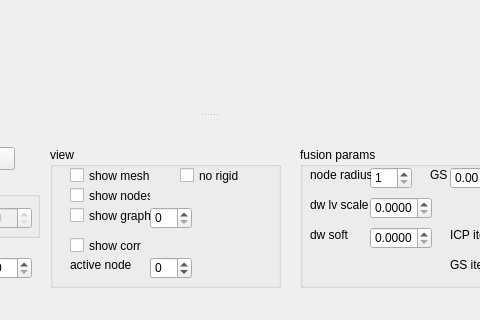
Old version of the form dynamicfusionui.ui in the repository dolphin-li/DynamicFusion; both pictures show x 430 to 910 and y 549 to 869 of the 1278 by 869 pixel window.
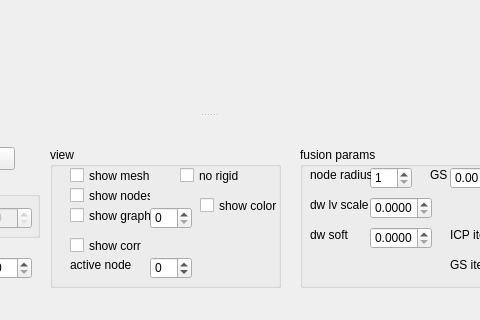
New version of the form. Custom widgets are drawn as their Qt base class.

Commit message:
color fusion added. slower again.
both a macro and a parameter is used to control the color fusion.

```diff
--- a/dynamicfusionui.ui
+++ b/dynamicfusionui.ui
@@ -391,6 +391,19 @@
        <string>no rigid</string>
       </property>
      </widget>
+     <widget class="QCheckBox" name="cbShowColor">
+      <property name="geometry">
+       <rect>
+        <x>150</x>
+        <y>50</y>
+        <width>81</width>
+        <height>17</height>
+       </rect>
+      </property>
+      <property name="text">
+       <string>show color</string>
+      </property>
+     </widget>
     </widget>
     <widget class="QGroupBox" name="groupBox_7">
      <property name="geometry">
```
The commit also changes 19 other files.
